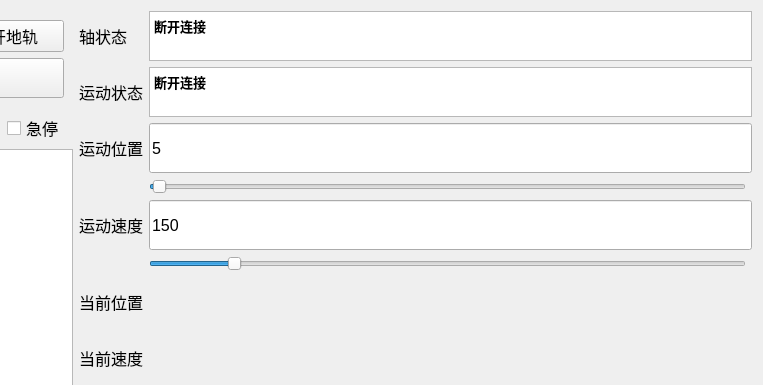
VN-BVB/CISCamera_DALSA, file src/rail/rail_widget.ui: the form before one commit; both pictures show x 194 to 957 and y 0 to 385 of the 957 by 648 pixel window.
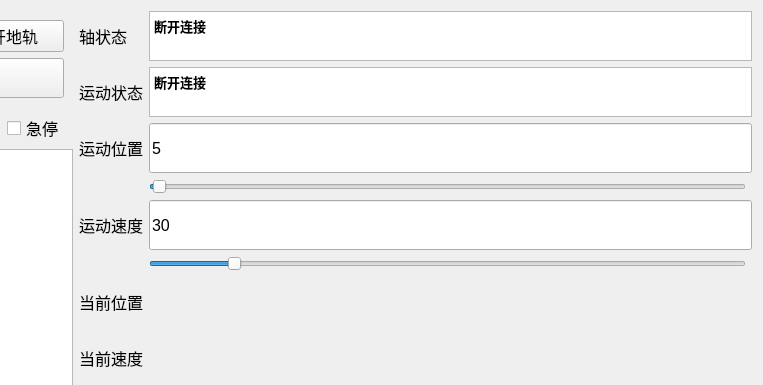
The form after the commit.

```diff
--- a/src/rail/rail_widget.ui
+++ b/src/rail/rail_widget.ui
@@ -252,7 +252,7 @@
         </size>
        </property>
        <property name="text">
-        <string>150</string>
+        <string>30</string>
        </property>
       </widget>
      </item>
```
